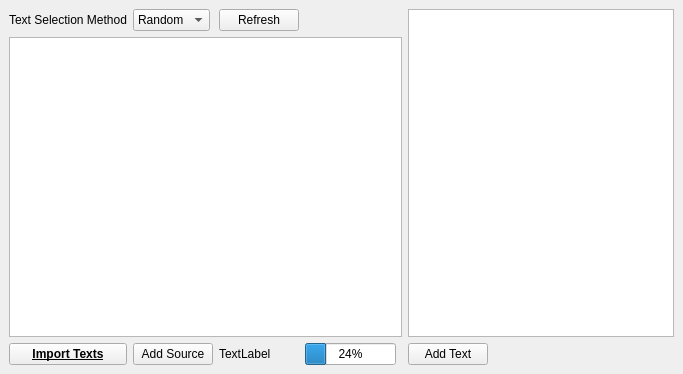
Old version of the form src/texts/textmanager.ui in the repository coryo/amphetype2.
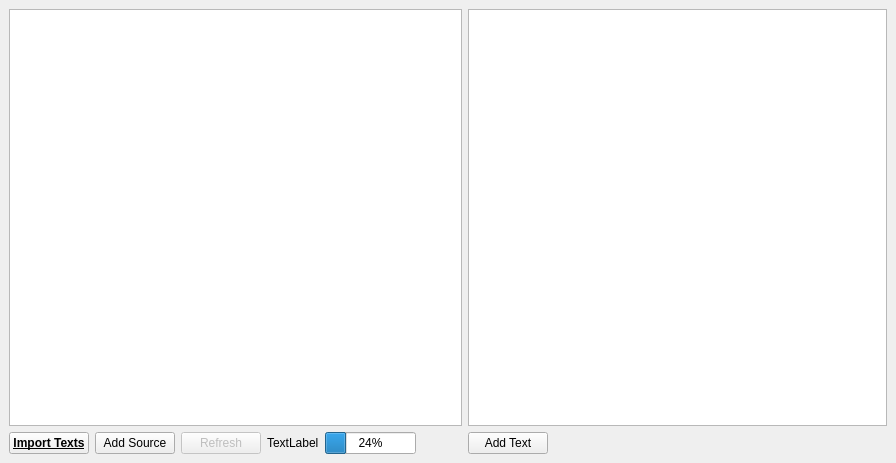
New version of the form.

Diff of the .ui file:
```diff
--- a/src/texts/textmanager.ui
+++ b/src/texts/textmanager.ui
@@ -6,14 +6,14 @@
    <rect>
     <x>0</x>
     <y>0</y>
-    <width>683</width>
-    <height>374</height>
+    <width>896</width>
+    <height>463</height>
    </rect>
   </property>
   <property name="windowTitle">
    <string>Library</string>
   </property>
-  <layout class="QHBoxLayout" name="horizontalLayout" stretch="100,80">
+  <layout class="QHBoxLayout" name="horizontalLayout" stretch="0,0">
    <property name="spacing">
     <number>6</number>
    </property>
@@ -30,88 +30,21 @@
     <number>9</number>
    </property>
    <item>
-    <layout class="QGridLayout" name="gridLayout" rowminimumheight="0,0,0">
-     <item row="0" column="2">
-      <widget class="QPushButton" name="refreshSources">
+    <layout class="QGridLayout" name="gridLayout">
+     <item row="1" column="4">
+      <widget class="QProgressBar" name="progress">
        <property name="sizePolicy">
         <sizepolicy hsizetype="Preferred" vsizetype="Fixed">
          <horstretch>0</horstretch>
          <verstretch>0</verstretch>
         </sizepolicy>
        </property>
-       <property name="text">
-        <string>Refresh</string>
+       <property name="value">
+        <number>24</number>
        </property>
       </widget>
      </item>
-     <item row="0" column="1">
-      <widget class="QComboBox" name="selectionMethod">
-       <property name="sizePolicy">
-        <sizepolicy hsizetype="Fixed" vsizetype="Fixed">
-         <horstretch>0</horstretch>
-         <verstretch>0</verstretch>
-        </sizepolicy>
-       </property>
-       <item>
-        <property name="text">
-         <string>Random</string>
-        </property>
-       </item>
-       <item>
-        <property name="text">
-         <string>In Order</string>
-        </property>
-       </item>
-       <item>
-        <property name="text">
-         <string>Repeat</string>
-        </property>
-       </item>
-      </widget>
-     </item>
-     <item row="2" column="2">
-      <widget class="QLabel" name="progressText">
-       <property name="sizePolicy">
-        <sizepolicy hsizetype="Preferred" vsizetype="Minimum">
-         <horstretch>0</horstretch>
-         <verstretch>0</verstretch>
-        </sizepolicy>
-       </property>
-       <property name="text">
-        <string>TextLabel</string>
-       </property>
-       <property name="wordWrap">
-        <bool>true</bool>
-       </property>
-      </widget>
-     </item>
-     <item row="0" column="0">
-      <widget class="QLabel" name="label">
-       <property name="sizePolicy">
-        <sizepolicy hsizetype="Minimum" vsizetype="Preferred">
-         <horstretch>0</horstretch>
-         <verstretch>0</verstretch>
-        </sizepolicy>
-       </property>
-       <property name="text">
-        <string>Text Selection Method</string>
-       </property>
-      </widget>
-     </item>
-     <item row="2" column="1">
-      <widget class="QPushButton" name="addSourceButton">
-       <property name="sizePolicy">
-        <sizepolicy hsizetype="Preferred" vsizetype="Fixed">
-         <horstretch>0</horstretch>
-         <verstretch>0</verstretch>
-        </sizepolicy>
-       </property>
-       <property name="text">
-        <string>Add Source</string>
-       </property>
-      </widget>
-     </item>
-     <item row="2" column="0">
+     <item row="1" column="0">
       <widget class="QPushButton" name="importButton">
        <property name="sizePolicy">
         <sizepolicy hsizetype="Preferred" vsizetype="Fixed">
@@ -131,23 +64,39 @@
        </property>
       </widget>
      </item>
-     <item row="2" column="3">
-      <widget class="QProgressBar" name="progress">
+     <item row="1" column="3">
+      <widget class="QLabel" name="progressText">
+       <property name="sizePolicy">
+        <sizepolicy hsizetype="Preferred" vsizetype="Minimum">
+         <horstretch>0</horstretch>
+         <verstretch>0</verstretch>
+        </sizepolicy>
+       </property>
+       <property name="text">
+        <string>TextLabel</string>
+       </property>
+       <property name="wordWrap">
+        <bool>true</bool>
+       </property>
+      </widget>
+     </item>
+     <item row="1" column="1">
+      <widget class="QPushButton" name="addSourceButton">
        <property name="sizePolicy">
         <sizepolicy hsizetype="Preferred" vsizetype="Fixed">
          <horstretch>0</horstretch>
          <verstretch>0</verstretch>
         </sizepolicy>
        </property>
-       <property name="value">
-        <number>24</number>
+       <property name="text">
+        <string>Add Source</string>
        </property>
       </widget>
      </item>
-     <item row="1" column="0" colspan="5">
+     <item row="0" column="0" colspan="6">
       <widget class="QTableView" name="sourcesTable">
        <property name="sizePolicy">
-        <sizepolicy hsizetype="Expanding" vsizetype="Expanding">
+        <sizepolicy hsizetype="Preferred" vsizetype="Preferred">
          <horstretch>0</horstretch>
          <verstretch>0</verstretch>
         </sizepolicy>
@@ -172,20 +121,7 @@
        </property>
       </widget>
      </item>
-     <item row="0" column="3" colspan="2">
-      <spacer name="horizontalSpacer_2">
-       <property name="orientation">
-        <enum>Qt::Horizontal</enum>
-       </property>
-       <property name="sizeHint" stdset="0">
-        <size>
-         <width>40</width>
-         <height>20</height>
-        </size>
-       </property>
-      </spacer>
-     </item>
-     <item row="2" column="4">
+     <item row="1" column="5">
       <spacer name="horizontalSpacer">
        <property name="orientation">
         <enum>Qt::Horizontal</enum>
@@ -198,6 +134,22 @@
        </property>
       </spacer>
      </item>
+     <item row="1" column="2">
+      <widget class="QPushButton" name="refreshSources">
+       <property name="enabled">
+        <bool>false</bool>
+       </property>
+       <property name="sizePolicy">
+        <sizepolicy hsizetype="Preferred" vsizetype="Fixed">
+         <horstretch>0</horstretch>
+         <verstretch>0</verstretch>
+        </sizepolicy>
+       </property>
+       <property name="text">
+        <string>Refresh</string>
+       </property>
+      </widget>
+     </item>
     </layout>
    </item>
    <item>
```
